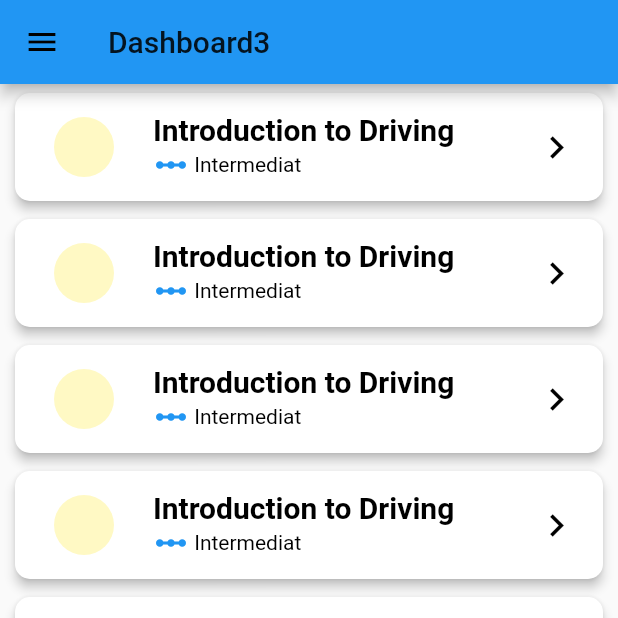
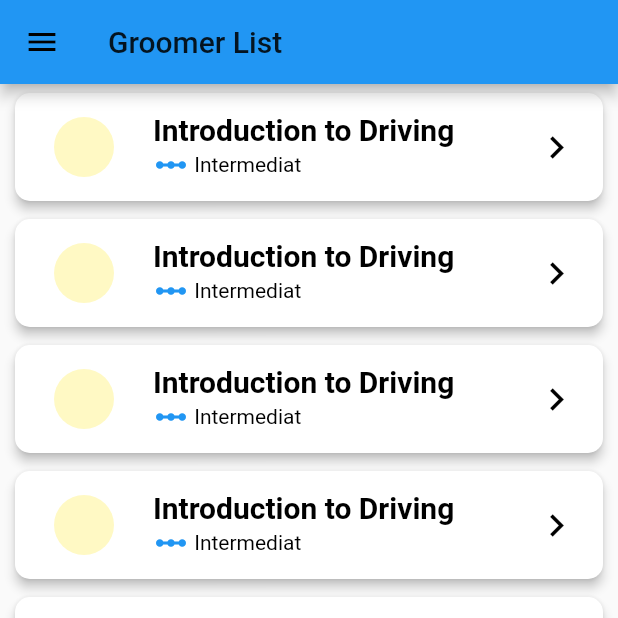
Before and after one commit to kopianan/ILoveIruka, a Flutter app: the DashboardPage screen opened by its route, swiped to page 3, on a phone screen of 412 x 824 dp, the top half of it. Run offline on Flutter 3.47's test engine with Material 2 defaults, Android fonts, the phone set to English and light mode, and no system bars; our stand-ins replace carousel_slider, font_awesome_flutter, percent_indicator, qr_flutter; missing offline and left inert: polygon_clipper; network calls fail.

Commit message:
dashboard

```diff
--- a/lib/dashboard/dashboard_page.dart
+++ b/lib/dashboard/dashboard_page.dart
@@ -13,7 +13,7 @@ class DashboardPage extends StatefulWidget {
 
 class _DashboardPageState extends State<DashboardPage> {
   int bottomSelectedIndex = 0;
-  List<String> appBarTitleList = ["Dashboard", "Dashboard2", "Dashboard3"];
+  List<String> appBarTitleList = ["Feed", "Account", "Groomer List"];
 
   @override
   Widget build(BuildContext context) {
```
Also changed, not shown: lib/screens/profile/profile_page.dart (+5 -5 lines).
